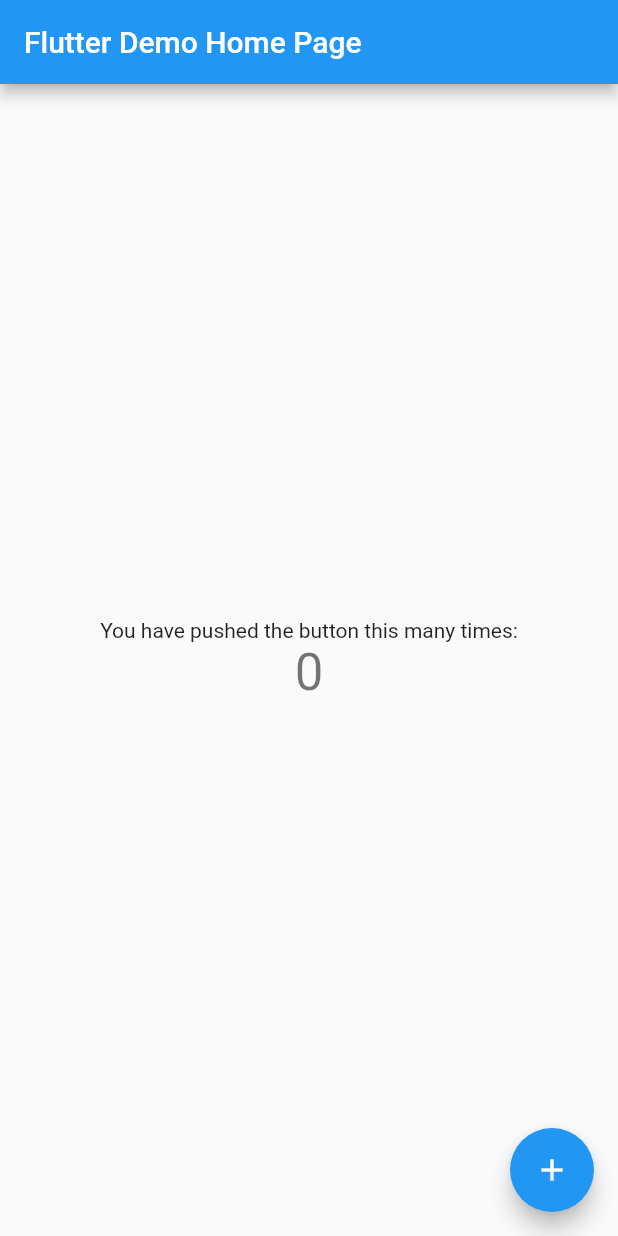
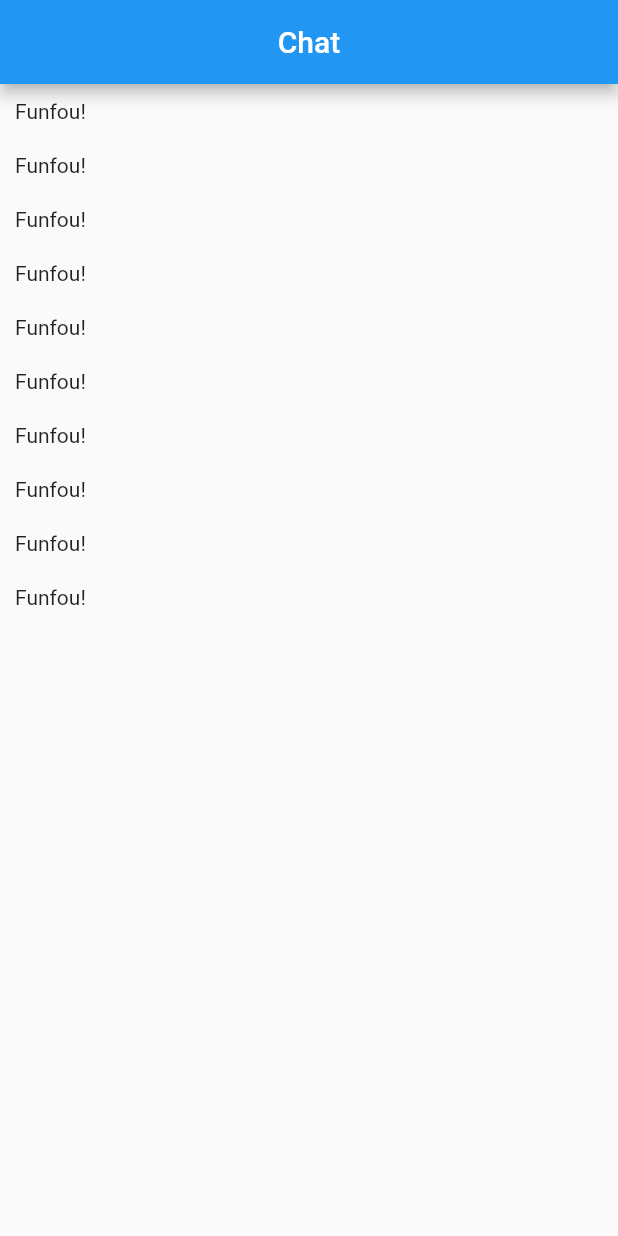
Before and after one commit to warleys14/chat_app, a Flutter app: the screen it shows after launch, on a phone screen of 412 x 824 dp. Run offline on Flutter 3.47's test engine with Material 2 defaults, Android fonts, the phone set to English and light mode, and no system bars.

Commit message:
chat screen created

```diff
--- a/lib/main.dart
+++ b/lib/main.dart
@@ -1,3 +1,4 @@
+import 'package:chat_app/screens/chat_screen.dart';
 import 'package:flutter/material.dart';
 
 void main() {
@@ -5,113 +6,14 @@ void main() {
 }
 
 class MyApp extends StatelessWidget {
-  // This widget is the root of your application.
   @override
   Widget build(BuildContext context) {
     return MaterialApp(
-      title: 'Flutter Demo',
       theme: ThemeData(
-        // This is the theme of your application.
-        //
-        // Try running your application with "flutter run". You'll see the
-        // application has a blue toolbar. Then, without quitting the app, try
-        // changing the primarySwatch below to Colors.green and then invoke
-        // "hot reload" (press "r" in the console where you ran "flutter run",
-        // or simply save your changes to "hot reload" in a Flutter IDE).
-        // Notice that the counter didn't reset back to zero; the application
-        // is not restarted.
         primarySwatch: Colors.blue,
-        // This makes the visual density adapt to the platform that you run
-        // the app on. For desktop platforms, the controls will be smaller and
-        // closer together (more dense) than on mobile platforms.
         visualDensity: VisualDensity.adaptivePlatformDensity,
       ),
-      home: MyHomePage(title: 'Flutter Demo Home Page'),
+      home: ChatScreen(),
     );
   }
 }
-
-class MyHomePage extends StatefulWidget {
-  MyHomePage({Key key, this.title}) : super(key: key);
-
-  // This widget is the home page of your application. It is stateful, meaning
-  // that it has a State object (defined below) that contains fields that affect
-  // how it looks.
-
-  // This class is the configuration for the state. It holds the values (in this
-  // case the title) provided by the parent (in this case the App widget) and
-  // used by the build method of the State. Fields in a Widget subclass are
-  // always marked "final".
-
-  final String title;
-
-  @override
-  _MyHomePageState createState() => _MyHomePageState();
-}
-
-class _MyHomePageState extends State<MyHomePage> {
-  int _counter = 0;
-
-  void _incrementCounter() {
-    setState(() {
-      // This call to setState tells the Flutter framework that something has
-      // changed in this State, which causes it to rerun the build method below
-      // so that the display can reflect the updated values. If we changed
-      // _counter without calling setState(), then the build method would not be
-      // called again, and so nothing would appear to happen.
-      _counter++;
-    });
-  }
-
-  @override
-  Widget build(BuildContext context) {
-    // This method is rerun every time setState is called, for instance as done
-    // by the _incrementCounter method above.
-    //
-    // The Flutter framework has been optimized to make rerunning build methods
-    // fast, so that you can just rebuild anything that needs updating rather
-    // than having to individually change instances of widgets.
-    return Scaffold(
-      appBar: AppBar(
-        // Here we take the value from the MyHomePage object that was created by
-        // the App.build method, and use it to set our appbar title.
-        title: Text(widget.title),
-      ),
-      body: Center(
-        // Center is a layout widget. It takes a single child and positions it
-        // in the middle of the parent.
-        child: Column(
-          // Column is also a layout widget. It takes a list of children and
-          // arranges them vertically. By default, it sizes itself to fit its
-          // children horizontally, and tries to be as tall as its parent.
-          //
-          // Invoke "debug painting" (press "p" in the console, choose the
-          // "Toggle Debug Paint" action from the Flutter Inspector in Android
-          // Studio, or the "Toggle Debug Paint" command in Visual Studio Code)
-          // to see the wireframe for each widget.
-          //
-          // Column has various properties to control how it sizes itself and
-          // how it positions its children. Here we use mainAxisAlignment to
-          // center the children vertically; the main axis here is the vertical
-          // axis because Columns are vertical (the cross axis would be
-          // horizontal).
-          mainAxisAlignment: MainAxisAlignment.center,
-          children: <Widget>[
-            Text(
-              'You have pushed the button this many times:',
-            ),
-            Text(
-              '$_counter',
-              style: Theme.of(context).textTheme.headline4,
-            ),
-          ],
-        ),
-      ),
-      floatingActionButton: FloatingActionButton(
-        onPressed: _incrementCounter,
-        tooltip: 'Increment',
-        child: Icon(Icons.add),
-      ), // This trailing comma makes auto-formatting nicer for build methods.
-    );
-  }
-}
--- /dev/null
+++ b/lib/screens/chat_screen.dart
@@ -0,0 +1,16 @@
+import 'package:flutter/material.dart';
+
+class ChatScreen extends StatelessWidget {
+  @override
+  Widget build(BuildContext context) {
+    return Scaffold(
+      appBar: AppBar(title: Center(child: Text("Chat"))),
+      body: ListView.builder(
+          itemCount: 10,
+          itemBuilder: (context, i) => Container(
+                padding: EdgeInsets.all(10),
+                child: Text("Funfou!"),
+              )),
+    );
+  }
+}
```
